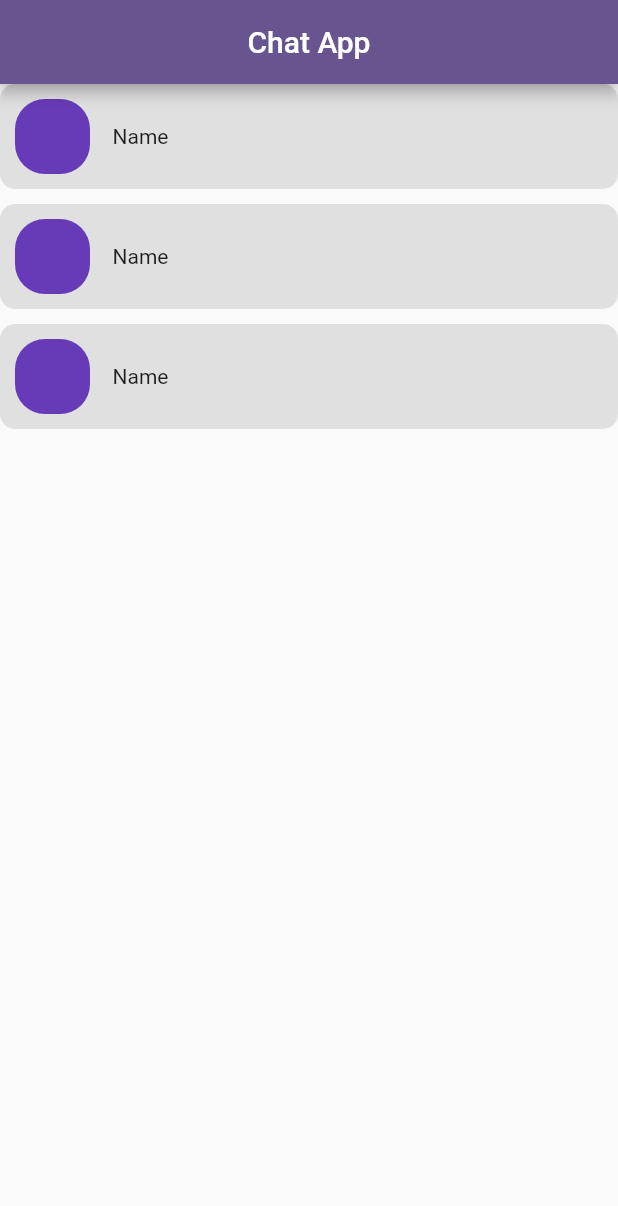
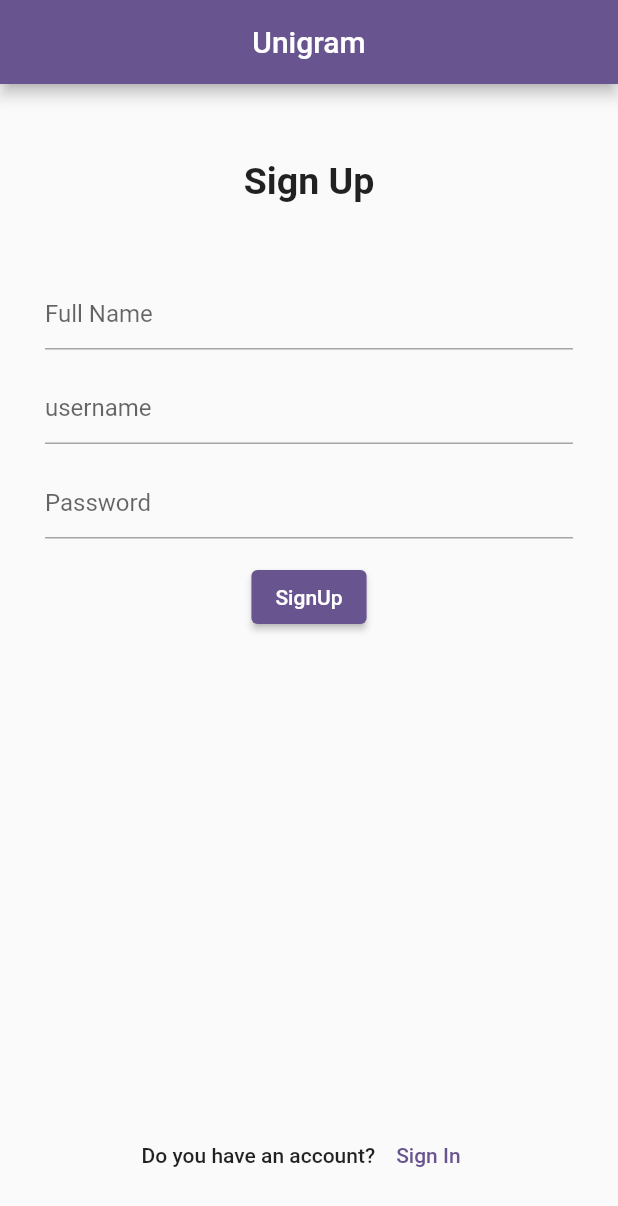
Before and after one commit to younesbeheshti/unigram-front, a Flutter app: the screen it shows after launch, on a phone screen of 412 x 824 dp. Shown: the top 1206 px of the screen. Run offline on Flutter 3.47's test engine with Material 3 defaults, Android fonts, the phone set to English and light mode, and no system bars.

Commit message:
add signup and signin page

```diff
--- a/lib/main.dart
+++ b/lib/main.dart
@@ -1,4 +1,5 @@
 import 'package:chat_app/pages/home_page.dart';
+import 'package:chat_app/pages/login/signup.dart';
 import 'package:flutter/material.dart';
 
 void main() {
@@ -17,7 +18,7 @@ class MyApp extends StatelessWidget {
         useMaterial3: false,
       ),
       debugShowCheckedModeBanner: false,
-      home: HomePage()
+      home: Signup()
     );
   }
 }
--- a/lib/pages/home_page.dart
+++ b/lib/pages/home_page.dart
@@ -11,9 +11,11 @@ class HomePage extends StatelessWidget {
     return Scaffold(
       appBar: AppBar(
         centerTitle: true,
-        title: Text("Chat App"),
+        title: Text("Unigram"),
       ),
-      body: ListView.separated(
+      body: Padding(
+        padding: const EdgeInsets.symmetric(vertical: 8.0),
+        child: ListView.separated(
           itemBuilder: (context, index) {
             return GestureDetector(
               onTap: () {
@@ -21,8 +23,9 @@ class HomePage extends StatelessWidget {
               },
               child: Container(
                 decoration: BoxDecoration(
-                  color: Colors.grey[300],
-                  borderRadius: BorderRadius.circular(10)),
+                    borderRadius: BorderRadius.circular(10),
+                  color: Colors.grey[100],
+                ),
                 height: 70,
                 child: Padding(
                   padding: const EdgeInsets.symmetric(vertical: 10, horizontal: 10),
@@ -51,6 +54,7 @@ class HomePage extends StatelessWidget {
           separatorBuilder: (context, index) => SizedBox(height: 10),
           itemCount: 3,
         ),
+      ),
     );
   }
 }
--- /dev/null
+++ b/lib/pages/login/signup.dart
@@ -0,0 +1,125 @@
+import 'package:chat_app/pages/home_page.dart';
+import 'package:chat_app/pages/login/signin.dart';
+import 'package:flutter/material.dart';
+
+class Signup extends StatelessWidget {
+  Signup({super.key});
+
+  final TextEditingController _fullNameController = TextEditingController();
+  final TextEditingController _userNameController = TextEditingController();
+  final TextEditingController _passwordController = TextEditingController();
+
+  @override
+  Widget build(BuildContext context) {
+    return Scaffold(
+      appBar: AppBar(
+        title: Text("Unigram"),
+        centerTitle: true,
+      ),
+      body: Padding(
+        padding: const EdgeInsets.symmetric(
+          vertical: 50,
+          horizontal: 30,
+        ),
+        child: Container(
+          child: SingleChildScrollView(
+            physics: BouncingScrollPhysics(),
+            child: Column(
+              crossAxisAlignment: CrossAxisAlignment.center,
+              children: [
+                _registerText(),
+                SizedBox(
+                  height: 50,
+                ),
+                _fullNameField(context),
+                SizedBox(
+                  height: 15,
+                ),
+                _userNameField(context),
+                SizedBox(
+                  height: 15,
+                ),
+                _passwordField(context),
+                SizedBox(
+                  height: 15,
+                ),
+
+                ElevatedButton(onPressed: () {
+                  Navigator.push(context, MaterialPageRoute(builder: (context) => HomePage()));
+                }, child: Text("SignUp"))
+              ],
+            ),
+          ),
+        ),
+      ),
+      bottomNavigationBar: _signInText(context),
+    );
+  }
+
+  Widget _registerText() {
+    return Text(
+      "Sign Up",
+      style: TextStyle(
+        fontWeight: FontWeight.bold,
+        fontSize: 25,
+      ),
+      textAlign: TextAlign.center,
+    );
+  }
+
+  Widget _fullNameField(BuildContext context) {
+    return TextField(
+      controller: _fullNameController,
+      decoration: InputDecoration(
+        hintText: "Full Name",
+      ).applyDefaults(Theme.of(context).inputDecorationTheme),
+    );
+  }
+
+  Widget _userNameField(BuildContext context) {
+    return TextField(
+      controller: _userNameController,
+      decoration: InputDecoration(
+        hintText: "username",
+      ).applyDefaults(Theme.of(context).inputDecorationTheme),
+    );
+  }
+
+  Widget _passwordField(BuildContext context) {
+    return TextField(
+      controller: _passwordController,
+      decoration: InputDecoration(
+        hintText: "Password",
+      ).applyDefaults(Theme.of(context).inputDecorationTheme),
+    );
+  }
+
+  Widget _signInText(BuildContext context) {
+    return Padding(
+      padding: const EdgeInsets.symmetric(vertical: 30.0),
+      child: Row(
+        mainAxisAlignment: MainAxisAlignment.center,
+        children: [
+          Text(
+            "Do you have an account? ",
+            style: TextStyle(
+              fontWeight: FontWeight.w500,
+              fontSize: 14,
+            ),
+          ),
+          TextButton(
+            onPressed: () {
+              Navigator.pushReplacement(
+                context,
+                MaterialPageRoute(
+                  builder: (BuildContext builder) => Signin(),
+                ),
+              );
+            },
+            child: Text("Sign In"),
+          ),
+        ],
+      ),
+    );
+  }
+}
```
Also changed, not shown: lib/pages/login/signin.dart (added, +106 -0 lines). Lines whose indentation alone changed are shown as unchanged.
